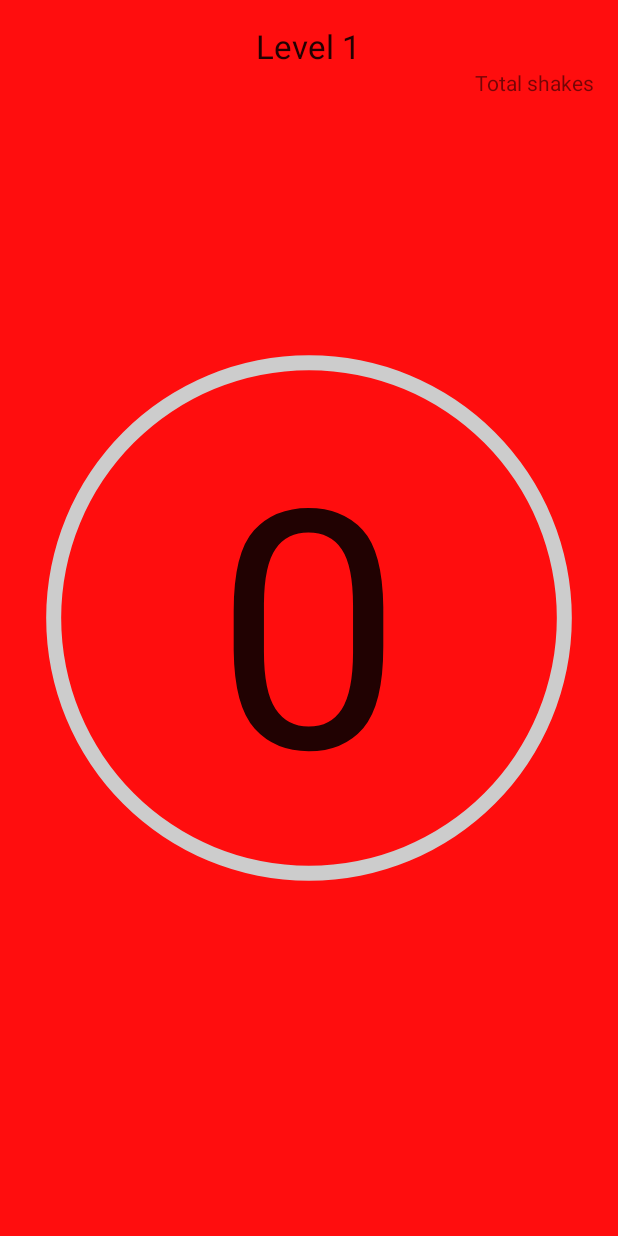
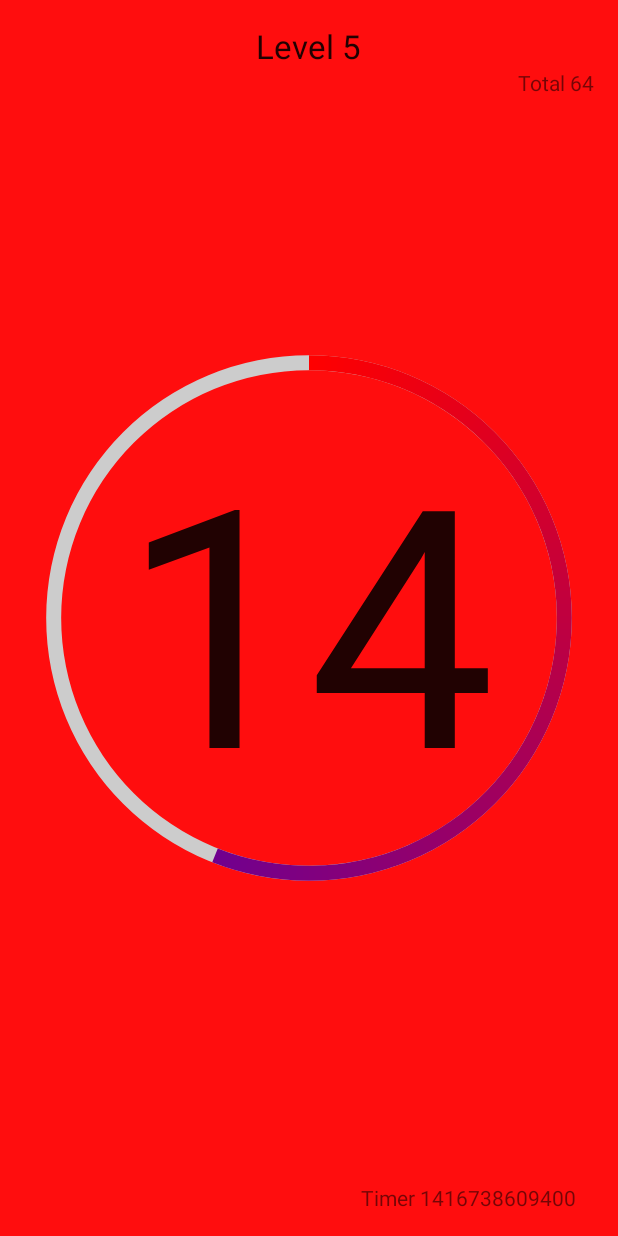
Before and after one commit to ajbowler/ShakeOff, an Android app: the screen it shows after launch (ShakeOff), on a phone screen of 412 x 824 dp. Run offline under Robolectric (Android 15) with nearby library versions, the phone set to English and light mode, and no system bars.

Commit message:
shake is in the run method for testing. take it out when something else is implemented.

```diff
--- a/MyApplication/app/src/main/java/com/example/zplata/shakeoff/ShakeOff.java
+++ b/MyApplication/app/src/main/java/com/example/zplata/shakeoff/ShakeOff.java
@@ -32,6 +32,7 @@ public class ShakeOff extends Activity {
     private TextView levelCount;
     private TextView totalCount;
     private TextView hiddenBossMsg;
+    private TextView timerText;
     private RelativeLayout rLayout;
     private SensorManager sensorMgr;
     private Sensor mAccel;
@@ -55,14 +56,21 @@ public class ShakeOff extends Activity {
 
 
     // Timer
+    // timerHandler.postDelayed(timerRunnable, 0); to start
+    // timerHandler.removeCallbacks(timerRunnable); to pause
+    long startTime;
     Handler timerHandler = new Handler();
     Runnable timerRunnable = new Runnable() {
 
         @Override
         public void run() {
+
             long millis = System.currentTimeMillis();
-            int seconds = (int) (millis / 1000);
-            timerHandler.postDelayed(this, 500);
+            timerText.setText("Timer " + millis);
+
+            shake();
+
+            timerHandler.postDelayed(this, 100); // calls itself in 10
         }
     };
     // end Timer
@@ -77,6 +85,7 @@ public class ShakeOff extends Activity {
         centerCount.bringToFront();
         levelCount = (TextView) findViewById(R.id.levelCount);
         totalCount = (TextView) findViewById(R.id.totalCount);
+        timerText = (TextView) findViewById(R.id.timerText);
         hiddenBossMsg = (TextView) findViewById(R.id.hiddenBossMsg);
         rLayout = (RelativeLayout) findViewById(R.id.rLayout);
         rLayout.setOnClickListener(rLayoutClickListener);
@@ -92,6 +101,8 @@ public class ShakeOff extends Activity {
         levelProgressBar.setMax(level * levelRequirement);
 
         hiddenBossImg.setVisibility(View.GONE);
+
+        timerHandler.postDelayed(timerRunnable, 0);
 
 
         sensorMgr = (SensorManager) getSystemService(SENSOR_SERVICE);
--- a/MyApplication/app/src/main/res/layout/activity_shake_off.xml
+++ b/MyApplication/app/src/main/res/layout/activity_shake_off.xml
@@ -68,5 +68,15 @@
         android:layout_centerHorizontal="true"
         android:src="@drawable/nick0"/>
 
+    <TextView
+        android:layout_width="wrap_content"
+        android:layout_height="wrap_content"
+        android:textAppearance="?android:attr/textAppearanceSmall"
+        android:text="Time"
+        android:id="@+id/timerText"
+        android:layout_alignParentBottom="true"
+        android:layout_toRightOf="@+id/levelCount"
+        android:layout_toEndOf="@+id/levelCount" />
+
 
 </RelativeLayout>
```
Also changed, not shown: 1 other file.
